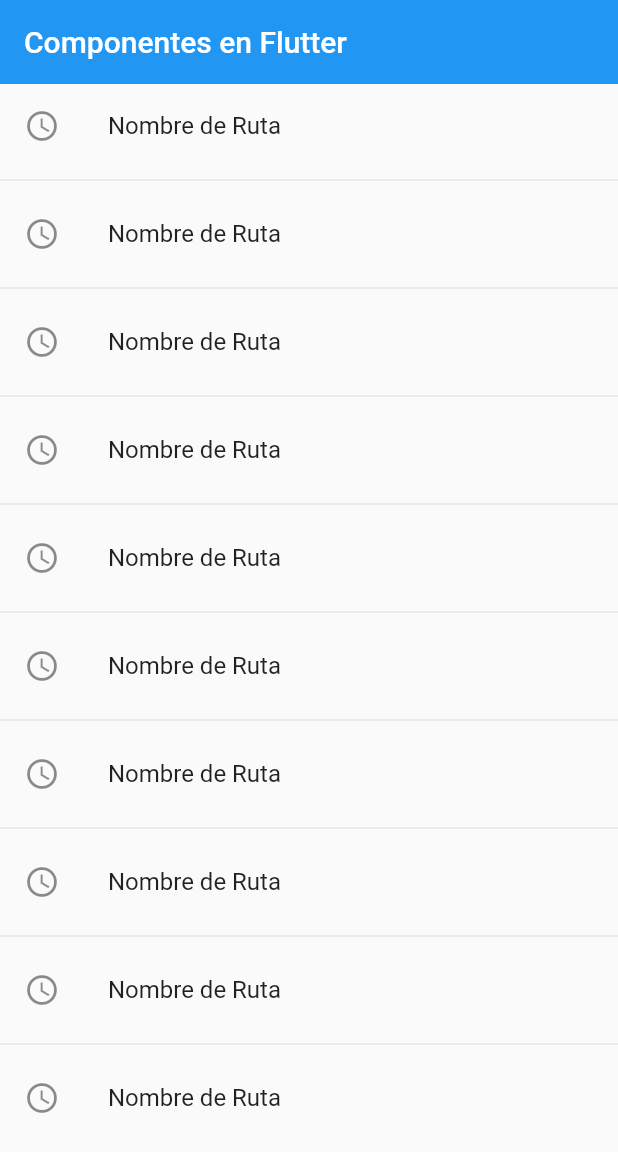
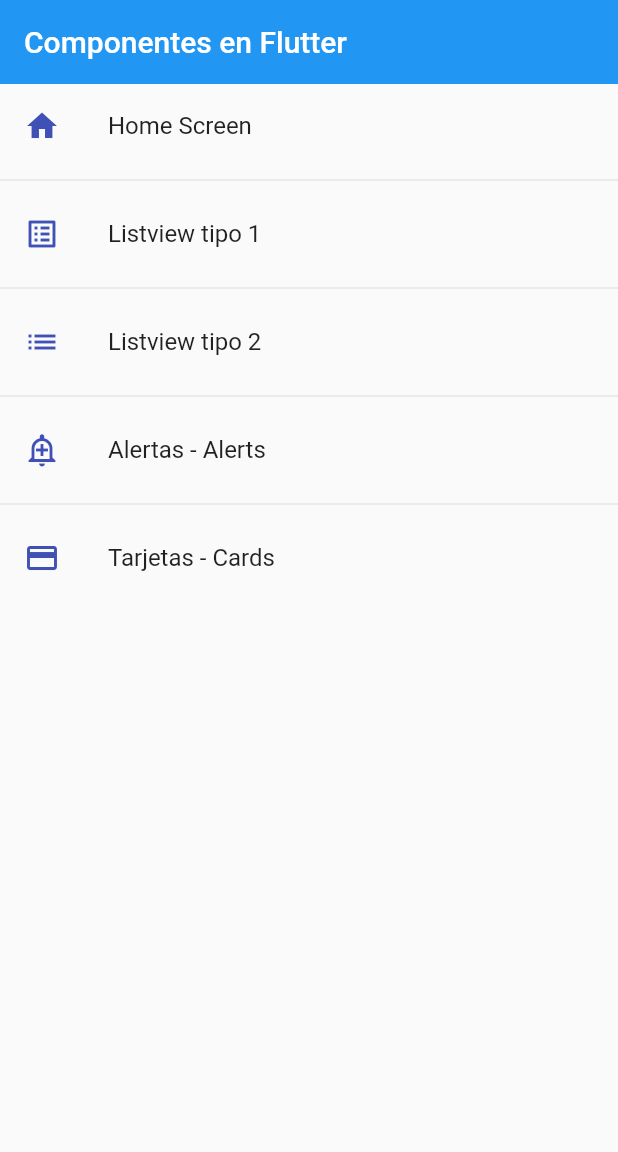
Before and after one commit to nachom96/fl_components, a Flutter app: the screen it shows after launch, on a phone screen of 412 x 824 dp. Shown: the top 1152 px of the screen. Run offline on Flutter 3.47's test engine with Material 2 defaults, Android fonts, the phone set to English and light mode, and no system bars.

Commit message:
Añadida clase modelo para los elementos de la lista

```diff
--- a/fl_components/lib/main.dart
+++ b/fl_components/lib/main.dart
@@ -1,6 +1,5 @@
 import 'package:flutter/material.dart';
 import 'package:fl_components/router/app_routes.dart';
-
 
 void main() => runApp(MyApp());
 
@@ -14,7 +13,7 @@ class MyApp extends StatelessWidget {
       title: 'Material App',
       // home: const CardScreen(),
       initialRoute: AppRoutes.initialRoute,
-      routes: AppRoutes.routes,
+      routes: AppRoutes.getAppRoutes(),
       onGenerateRoute: AppRoutes.onGenerateRoute,
     );
   }
--- /dev/null
+++ b/fl_components/lib/models/menu_option.dart
@@ -0,0 +1,15 @@
+import 'package:flutter/material.dart' show IconData, Widget;
+
+// Clase para pasar los datos de cada elemento del menú de los componentes
+class MenuOption {
+  final String route;
+  final IconData icon;
+  final String name;
+  final Widget screen;
+
+  MenuOption(
+      {required this.route,
+      required this.icon,
+      required this.name,
+      required this.screen});
+}
--- /dev/null
+++ b/fl_components/lib/models/models.dart
@@ -0,0 +1 @@
+export 'package:fl_components/models/menu_option.dart';
--- a/fl_components/lib/router/app_routes.dart
+++ b/fl_components/lib/router/app_routes.dart
@@ -1,25 +1,60 @@
 import 'package:flutter/material.dart';
+import 'package:fl_components/models/models.dart';
 import 'package:fl_components/screens/screens.dart';
 
-class AppRoutes{
-
+class AppRoutes {
   static const initialRoute = 'home';
 
-  static Map<String, Widget Function(BuildContext)> routes = {
+  // Lista de MenuOptions
+  static final menuOptions = <MenuOption>[
+    MenuOption(
+        route: 'home',
+        name: 'Home Screen',
+        screen: const HomeScreen(),
+        icon: Icons.home),
+    MenuOption(
+        route: 'listview1',
+        name: 'Listview tipo 1',
+        screen: const Listview1Screen(),
+        icon: Icons.list_alt),
+    MenuOption(
+        route: 'listview2',
+        name: 'Listview tipo 2',
+        screen: const Listview2Screen(),
+        icon: Icons.list),
+    MenuOption(
+        route: 'alert',
+        name: 'Alertas - Alerts',
+        screen: const AlertScreen(),
+        icon: Icons.add_alert_outlined),
+    MenuOption(
+        route: 'card',
+        name: 'Tarjetas - Cards',
+        screen: const CardScreen(),
+        icon: Icons.credit_card),
+  ];
 
-        'home'     : (BuildContext context) => const HomeScreen(),
-        'listview1': (BuildContext context) => const Listview1Screen(),
-        'listview2': (BuildContext context) => const Listview2Screen(),
-        'alert'    : (BuildContext context) => const AlertScreen(),
-        'card'     : (BuildContext context) => const CardScreen(),
+  // Mapa para obtener las rutas
+  static Map<String, Widget Function(BuildContext)> getAppRoutes() {
+    Map<String, Widget Function(BuildContext)> appRoutes = {};
 
-  };
+    for (final option in menuOptions) {
+      appRoutes.addAll({option.route: (BuildContext context) => option.screen});
+    }
+
+    return appRoutes;
+  }
+
+  // static Map<String, Widget Function(BuildContext)> routes = {
+  //   'home': (BuildContext context) => const HomeScreen(),
+  //   'listview1': (BuildContext context) => const Listview1Screen(),
+  //   'listview2': (BuildContext context) => const Listview2Screen(),
+  //   'alert': (BuildContext context) => const AlertScreen(),
+  //   'card': (BuildContext context) => const CardScreen(),
+  // };
 
   // Para cuando la ruta no exista
   static Route<dynamic> onGenerateRoute(RouteSettings settings) {
-        return MaterialPageRoute(
-          builder: (context) => const AlertScreen()
-        );
-      }
-
+    return MaterialPageRoute(builder: (context) => const AlertScreen());
+  }
 }
--- a/fl_components/lib/screens/home_screen.dart
+++ b/fl_components/lib/screens/home_screen.dart
@@ -1,11 +1,13 @@
+import 'package:fl_components/router/app_routes.dart';
 import 'package:flutter/material.dart';
-import 'package:fl_components/screens/screens.dart';
 
 class HomeScreen extends StatelessWidget {
   const HomeScreen({Key? key}) : super(key: key);
 
   @override
   Widget build(BuildContext context) {
+    final menuOptions = AppRoutes.menuOptions;
+
     return Scaffold(
       appBar: AppBar(
         title: const Text('Componentes en Flutter'),
@@ -13,20 +15,17 @@ class HomeScreen extends StatelessWidget {
       ),
       body: ListView.separated(
           itemBuilder: (context, index) => ListTile(
-            leading: Icon(Icons.access_time_outlined),
-            title: Text('Nombre de Ruta'),
-            onTap: () {
+                leading: Icon(menuOptions[index].icon, color: Colors.indigo),
+                title: Text(menuOptions[index].name),
+                onTap: () {
+                  //final route = MaterialPageRoute(builder: (context) => const Listview1Screen());
+                  //Navigator.push(context, route);
 
-              //final route = MaterialPageRoute(builder: (context) => const Listview1Screen());
-              //Navigator.push(context, route);
-
-              Navigator.pushNamed(context, 'card');
-
-            },
-          ),
+                  Navigator.pushNamed(context, menuOptions[index].route);
+                },
+              ),
           separatorBuilder: (_, __) => const Divider(),
-          itemCount: 10
-          ),
+          itemCount: AppRoutes.menuOptions.length),
     );
   }
 }
```
Also changed, not shown: 2 other files.
